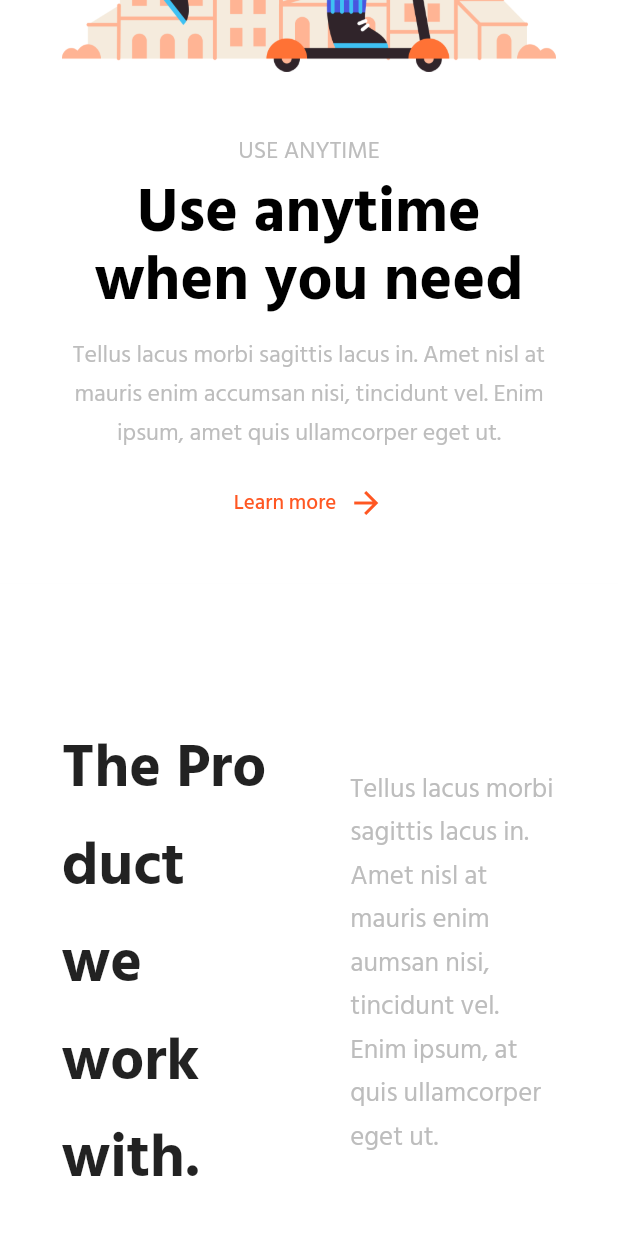
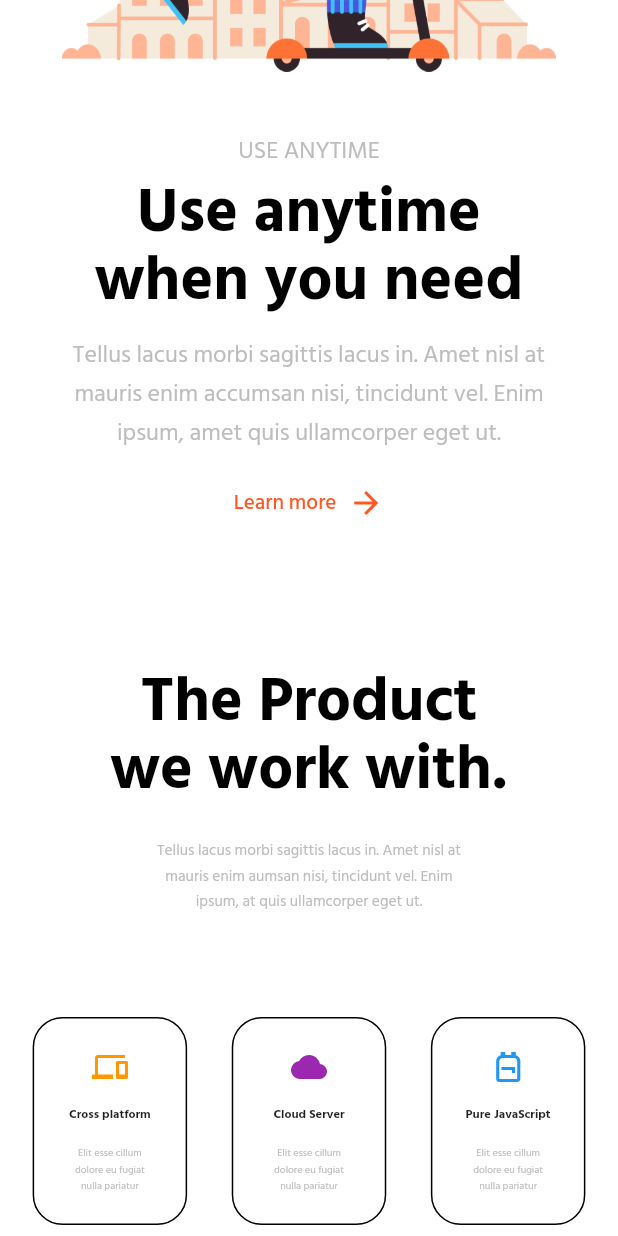
Before and after one commit to prem-create/Xpense-app, a Flutter app: the screen it shows after launch, scrolled down 3072 dp, on a phone screen of 412 x 824 dp. Run offline on Flutter 3.47's test engine with Material 3 defaults, Android fonts, the phone set to English and light mode, and no system bars; our stand-ins replace responsive_builder.

Commit message:
complete ui

```diff
--- a/lib/pages/containers/container1.dart
+++ b/lib/pages/containers/container1.dart
@@ -47,6 +47,7 @@ class _Container1State extends State<Container1> {
                   fontSize: w! / 8,
                   fontWeight: FontWeight.bold,
                   height: 1.2,
+                  color: Colors.black
                 ),
               ),
               SizedBox(height: 20),
@@ -109,6 +110,7 @@ class _Container1State extends State<Container1> {
                   fontSize: w! / 9.0,
                   fontWeight: FontWeight.bold,
                   height: 1.2,
+                  color: Colors.black
                 ),
               ),
               SizedBox(height: 20),
@@ -169,6 +171,7 @@ class _Container1State extends State<Container1> {
                     fontSize: w! / 20,
                     fontWeight: FontWeight.bold,
                     height: 1.2,
+                    color: Colors.black
                   ),
                 ),
                 SizedBox(height: 20),
--- a/lib/pages/containers/container6.dart
+++ b/lib/pages/containers/container6.dart
@@ -13,10 +13,139 @@ class Container6 extends StatefulWidget {
 class _Container6State extends State<Container6> {
   @override
   Widget build(BuildContext context) {
-    return ScreenTypeLayout.builder(desktop: (context) => desktopContainer6());
+    return ScreenTypeLayout.builder(
+      desktop: (context) => desktopContainer6(),
+      tablet: (context) => tabletContainer6(),
+      mobile: (context) => mobileContainer6(),
+    );
   }
 }
 
+// ================== MOBILE ==================
+Widget mobileContainer6() {
+  return Container(
+    color: Colors.white,
+    child: Column(
+      children: [
+        SizedBox(height: 60),
+        SizedBox(
+          width: w! / 1.5,
+          child: Text(
+            'The Product we work with.',
+            textAlign: TextAlign.center,
+            style: TextStyle(
+              fontWeight: FontWeight.bold,
+              fontSize: w! / 10,
+              height: 1.1,
+              color: Colors.black,
+            ),
+          ),
+        ),
+        SizedBox(height: 20),
+        SizedBox(
+          width: w! / 2,
+          child: Text(
+            'Tellus lacus morbi sagittis lacus in. Amet nisl at mauris enim aumsan nisi, tincidunt vel. Enim ipsum, at quis ullamcorper eget ut.',
+            textAlign: TextAlign.center,
+            style: TextStyle(color: Colors.grey[400], fontSize: w! / 40),
+          ),
+        ),
+        SizedBox(height: 60),
+        Center(
+          child: SingleChildScrollView(
+            child: Row(
+              mainAxisAlignment: MainAxisAlignment.spaceEvenly,
+              children: [
+                MyCard(
+                  headline: 'Cross platform',
+                  height: 200,
+                  icon: Icon(Icons.devices, color: Colors.orange),
+                  subline: 'Elit esse cillum dolore eu fugiat nulla pariatur',
+                ),
+                MyCard(
+                  headline: 'Cloud Server',
+                  height: 200,
+                  icon: Icon(Icons.cloud, color: Colors.purple),
+                  subline: 'Elit esse cillum dolore eu fugiat nulla pariatur',
+                ),
+                MyCard(
+                  headline: 'Pure JavaScript',
+                  height: 200,
+                  icon: Icon(Icons.backpack_outlined, color: Colors.blue),
+                  subline: 'Elit esse cillum dolore eu fugiat nulla pariatur',
+                ),
+              ],
+            ),
+          ),
+        ),
+      ],
+    ),
+  );
+}
+
+// ================== TABLET ==================
+Widget tabletContainer6() {
+  return Container(
+    color: Colors.white,
+    child: Column(
+      children: [
+        SizedBox(height: 60),
+        SizedBox(
+          width: w! / 1.5,
+          child: Text(
+            'The Product we work with.',
+            textAlign: TextAlign.center,
+            style: TextStyle(
+              fontWeight: FontWeight.bold,
+              fontSize: w! / 10,
+              height: 1.1,
+              color: Colors.black,
+            ),
+          ),
+        ),
+        SizedBox(height: 20),
+        SizedBox(
+          width: w! / 2,
+          child: Text(
+            'Tellus lacus morbi sagittis lacus in. Amet nisl at mauris enim aumsan nisi, tincidunt vel. Enim ipsum, at quis ullamcorper eget ut.',
+            textAlign: TextAlign.center,
+            style: TextStyle(color: Colors.grey[400], fontSize: w! / 40),
+          ),
+        ),
+        SizedBox(height: 60),
+        Center(
+          child: SingleChildScrollView(
+            child: Row(
+              mainAxisAlignment: MainAxisAlignment.spaceEvenly,
+              children: [
+                MyCard(
+                  headline: 'Cross platform',
+                  height: 300,
+                  icon: Icon(Icons.devices, color: Colors.orange),
+                  subline: 'Elit esse cillum dolore eu fugiat nulla pariatur',
+                ),
+                MyCard(
+                  headline: 'Cloud Server',
+                  height: 300,
+                  icon: Icon(Icons.cloud, color: Colors.purple),
+                  subline: 'Elit esse cillum dolore eu fugiat nulla pariatur',
+                ),
+                MyCard(
+                  headline: 'Pure JavaScript',
+                  height: 300,
+                  icon: Icon(Icons.backpack_outlined, color: Colors.blue),
+                  subline: 'Elit esse cillum dolore eu fugiat nulla pariatur',
+                ),
+              ],
+            ),
+          ),
+        ),
+      ],
+    ),
+  );
+}
+
+// ================== DESKTOP ==================
 Widget desktopContainer6() {
   return Container(
     color: Colors.white,
@@ -33,7 +162,10 @@ Widget desktopContainer6() {
                 child: Text(
                   'The Product we work with.',
                   textAlign: TextAlign.left,
-                  style: TextStyle(fontWeight: FontWeight.bold, fontSize: 40),
+                  style: TextStyle(
+                    fontWeight: FontWeight.bold,
+                    fontSize: w! / 20,
+                  ),
                 ),
               ),
               SizedBox(
@@ -41,7 +173,7 @@ Widget desktopContainer6() {
                 child: Text(
                   'Tellus lacus morbi sagittis lacus in. Amet nisl at mauris enim aumsan nisi, tincidunt vel. Enim ipsum, at quis ullamcorper eget ut.',
                   textAlign: TextAlign.left,
-                  style: TextStyle(color: Colors.grey[400], fontSize: 18),
+                  style: TextStyle(color: Colors.grey[400], fontSize: w! / 50),
                 ),
               ),
             ],
@@ -49,30 +181,32 @@ Widget desktopContainer6() {
         ),
         SizedBox(height: 60),
         Center(
+          child: SingleChildScrollView(
             child: Row(
-            mainAxisAlignment: MainAxisAlignment.center,
+              mainAxisAlignment: MainAxisAlignment.spaceEvenly,
               children: [
-              MyExpendedCard(
+                MyCard(
                   headline: 'Cross platform',
-                height: 250,
+                  height: 300,
                   icon: Icon(Icons.devices, color: Colors.orange),
                   subline: 'Elit esse cillum dolore eu fugiat nulla pariatur',
                 ),
-              MyExpendedCard(
+                MyCard(
                   headline: 'Cloud Server',
-                height: 250,
+                  height: 300,
                   icon: Icon(Icons.cloud, color: Colors.purple),
                   subline: 'Elit esse cillum dolore eu fugiat nulla pariatur',
                 ),
-              MyExpendedCard(
+                MyCard(
                   headline: 'Pure JavaScript',
-                height: 250,
+                  height: 300,
                   icon: Icon(Icons.backpack_outlined, color: Colors.blue),
                   subline: 'Elit esse cillum dolore eu fugiat nulla pariatur',
                 ),
               ],
             ),
           ),
+        ),
       ],
     ),
   );
--- a/lib/widgets/my_card.dart
+++ b/lib/widgets/my_card.dart
@@ -1,11 +1,11 @@
 import 'package:flutter/material.dart';
 import 'package:xpense_flutter_app/utils/constants.dart';
 
-class MyExpendedCard extends StatelessWidget {
+class MyCard extends StatefulWidget {
   final String headline, subline;
   final Icon icon;
-  final int height;
-  const MyExpendedCard({
+  final double height;
+  const MyCard({
     super.key,
     required this.headline,
     required this.height,
@@ -14,39 +14,41 @@ class MyExpendedCard extends StatelessWidget {
   });
 
   @override
+  State<MyCard> createState() => _MyCardState();
+}
+
+class _MyCardState extends State<MyCard> {
+  @override
   Widget build(BuildContext context) {
     return Padding(
       padding: const EdgeInsets.all(8.0),
       child: InkWell(
         mouseCursor: MouseCursor.defer,
-        child: Expanded(
         child: Container(
-            height: height.toDouble(),
           width: w! / 4,
           decoration: BoxDecoration(
             border: BoxBorder.all(color: Colors.black),
             borderRadius: BorderRadius.circular(20),
           ),
           child: Padding(
-              padding: const EdgeInsets.all(20),
+            padding: EdgeInsets.symmetric(vertical: widget.height/10,horizontal: 20),
             child: Column(
               mainAxisAlignment: MainAxisAlignment.center,
               children: [
-                  icon,
-                  SizedBox(height: 30),
+                widget.icon,
+                SizedBox(height: widget.height/15),
                 Text(
-                    headline,
+                  widget.headline,
                   textAlign: TextAlign.center,
-                    style: TextStyle(fontSize: 30, fontWeight: FontWeight.bold),
+                  style: TextStyle(fontSize:  w! / 50, fontWeight: FontWeight.bold,),
                 ),
-                  SizedBox(height: 30),
+                SizedBox(height: widget.height/15),
                 Text(
-                    subline,
+                  widget.subline,
                   textAlign: TextAlign.center,
-                    style: TextStyle(fontSize: 18, color: Colors.grey[400]),
+                  style: TextStyle(fontSize:  w! / 60, color: Colors.grey[400]),
                 ),
               ],
-              ),
             ),
           ),
         ),
```
Also changed, not shown: lib/pages/containers/container7.dart (added, +18 -0 lines), lib/main.dart (line endings or trailing spaces). Lines whose indentation alone changed are shown as unchanged.
